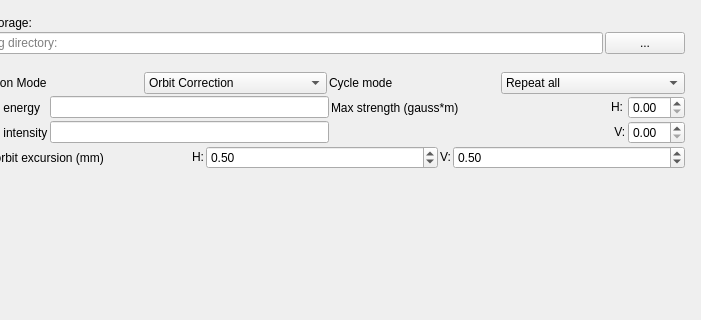
Qt form SysID_GUI.ui (wiktoria-malek/flight-simulator) before a commit; both pictures show x 320 to 1021 and y 0 to 320 of the 1021 by 831 pixel window.
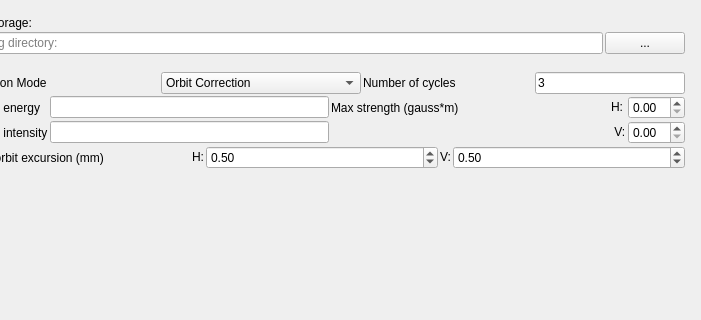
The same form after that commit.

Diff of the .ui file:
```diff
--- a/SysID_GUI.ui
+++ b/SysID_GUI.ui
@@ -236,28 +236,21 @@
                  </size>
                 </property>
                 <property name="text">
-                 <string>Cycle mode</string>
+                 <string>Number of cycles</string>
                 </property>
                </widget>
               </item>
               <item>
-               <widget class="QComboBox" name="cycle_mode_combobox">
+               <widget class="QLineEdit" name="niter_number">
                 <property name="maximumSize">
                  <size>
-                  <width>200</width>
+                  <width>150</width>
                   <height>16777215</height>
                  </size>
                 </property>
-                <item>
-                 <property name="text">
-                  <string>Repeat all</string>
-                 </property>
-                </item>
-                <item>
-                 <property name="text">
-                  <string>Repeat selected</string>
-                 </property>
-                </item>
+                <property name="text">
+                 <string>3</string>
+                </property>
                </widget>
               </item>
              </layout>
```
Left out of the diff: 5 changed lines with no effect on the pictures.
